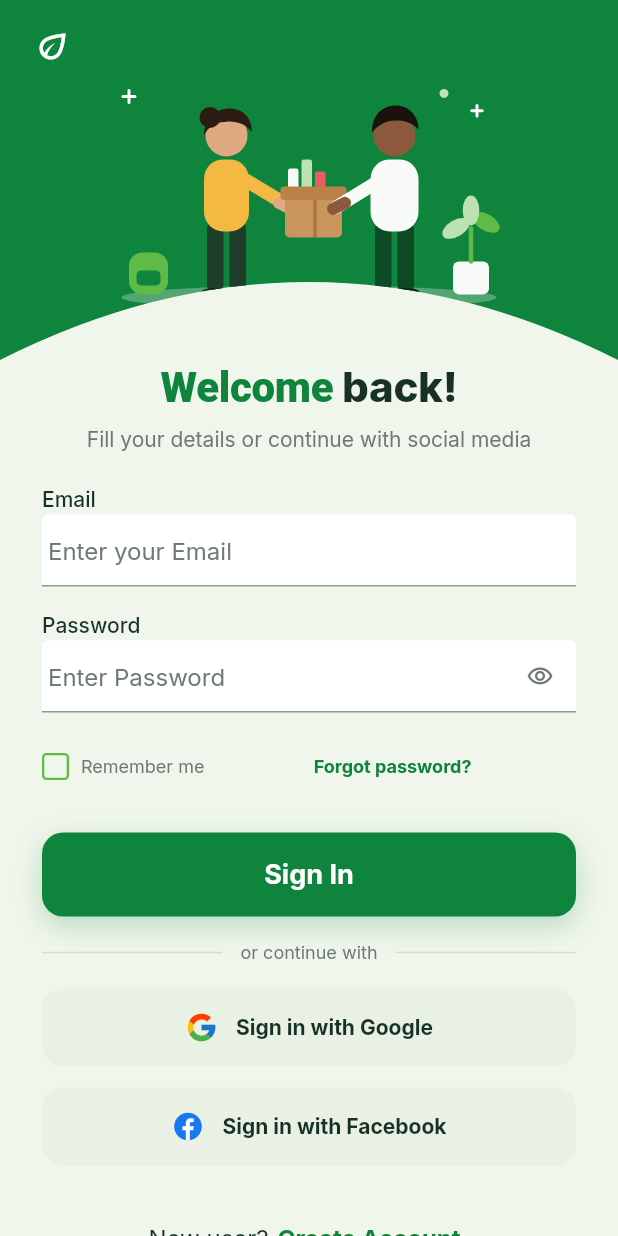
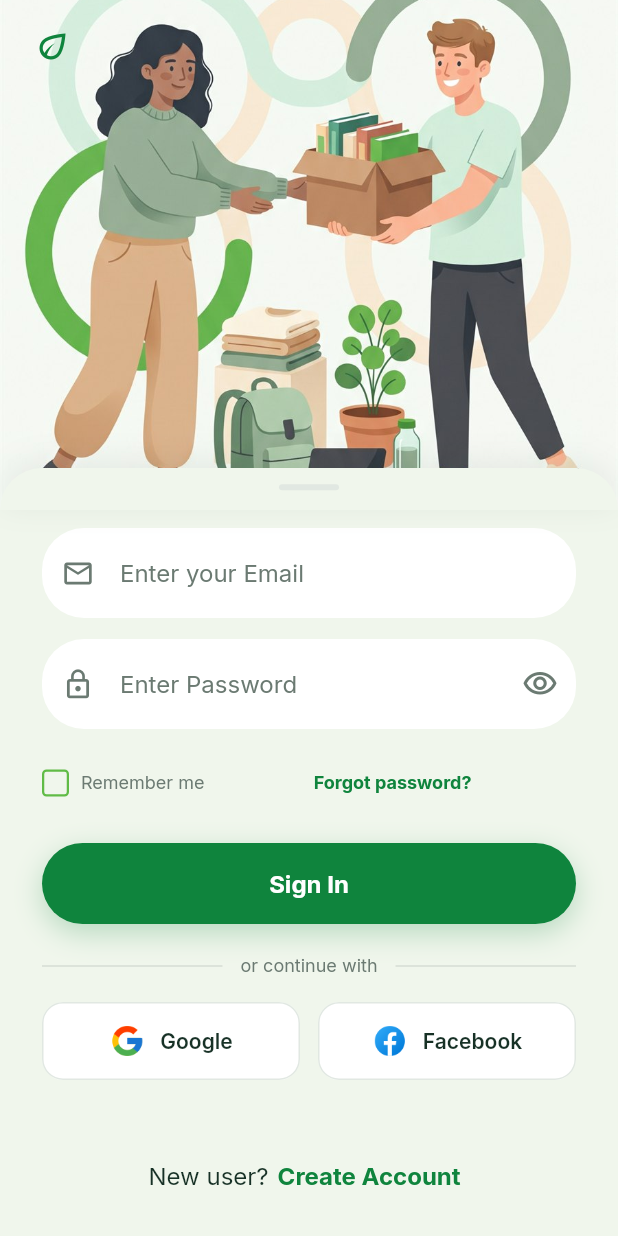
Before and after one commit to ShareLoop-Team/ShareLoop, a Flutter app: the _LoginView screen opened directly, on a phone screen of 412 x 824 dp. Run offline on Flutter 3.47's test engine with Material 3 defaults, Android fonts, the phone set to English and light mode, and no system bars; our stand-ins replace camera, firebase_auth, firebase_core, flutter_svg, image_picker, share_plus; accounts and stored records are empty.

Commit message:
feat(auth): redesign the login screen around a hero illustration
- Open the login screen with a full-width illustration and pill-shaped
  white fields, keeping the brand colours.
- Show the Google and Facebook buttons with their logos. Social sign-in
  is not implemented yet; the buttons say so instead of signing in.
- Find the login screen in tests by type rather than by the removed
  welcome text.

Co-Authored-By: Claude Opus 5.5 <noreply@anthropic.com>

```diff
--- a/lib/views/auth/login_screen.dart
+++ b/lib/views/auth/login_screen.dart
@@ -8,6 +8,7 @@ import '../../core/constants/app_colors.dart';
 import '../../core/localization/generated/app_localizations.dart';
 import '../../core/theme/app_theme.dart';
 import '../../widgets/auth_form_widgets.dart';
+import '../../widgets/pill_button.dart';
 
 /// View: login form. Validation of empty fields happens in the form; the
 /// login action and navigation are delegated to [LoginController].
@@ -91,20 +92,21 @@ class _LoginViewState extends State<_LoginView> {
     final auth = context.watch<AuthController>();
 
     return AnnotatedRegion<SystemUiOverlayStyle>(
-      value: SystemUiOverlayStyle.light,
+      // Dark status bar icons on the light illustration.
+      value: SystemUiOverlayStyle.dark,
       child: Scaffold(
         backgroundColor: AppColors.canvas,
         body: CustomScrollView(
           slivers: [
             SliverToBoxAdapter(
-              child: AuthHeader(
+              child: _LoginHero(
                 leading: Padding(
                   padding: const EdgeInsets.all(8),
                   child: Semantics(
                     label: l10n.appTitle,
                     child: const Icon(
                       Icons.eco_outlined,
-                      color: AppColors.white,
+                      color: AppColors.deepGreen,
                       size: 26,
                     ),
                   ),
@@ -126,22 +128,18 @@ class _LoginViewState extends State<_LoginView> {
                           child: Column(
                             crossAxisAlignment: CrossAxisAlignment.stretch,
                             children: [
-                              AuthAccentTitle(text: l10n.loginWelcomeBack),
-                              const SizedBox(height: 6),
-                              Text(
-                                l10n.loginSubtitle,
-                                textAlign: TextAlign.center,
-                                style: textTheme.bodyMedium?.copyWith(
-                                  color: AppColors.textSecondary,
-                                  height: 1.4,
-                                ),
+                              // No visible title in this design; screen
+                              // readers still announce the page.
+                              Semantics(
+                                header: true,
+                                label: l10n.loginWelcomeBack,
+                                child: const SizedBox(height: 12),
                               ),
-                              const SizedBox(height: 20),
-                              AuthFieldLabel(l10n.loginEmailLabel),
                               TextFormField(
                                 controller: _emailController,
-                                decoration: authInputDecoration(
+                                decoration: authPillInputDecoration(
                                   l10n.loginEmailHint,
+                                  icon: Icons.mail_outline,
                                 ),
                                 keyboardType: TextInputType.emailAddress,
                                 textInputAction: TextInputAction.next,
@@ -151,16 +149,16 @@ class _LoginViewState extends State<_LoginView> {
                                     ? l10n.loginEmailRequired
                                     : null,
                               ),
-                              const SizedBox(height: 16),
-                              AuthFieldLabel(l10n.loginPasswordLabel),
+                              const SizedBox(height: 14),
                               TextFormField(
                                 controller: _passwordController,
                                 obscureText: _controller.obscurePassword,
                                 textInputAction: TextInputAction.done,
                                 autofillHints: const [AutofillHints.password],
                                 onFieldSubmitted: (_) => _submit(auth),
-                                decoration: authInputDecoration(
+                                decoration: authPillInputDecoration(
                                   l10n.loginPasswordHint,
+                                  icon: Icons.lock_outline,
                                   suffixIcon: PasswordVisibilityButton(
                                     obscured: _controller.obscurePassword,
                                     onPressed:
@@ -221,28 +219,38 @@ class _LoginViewState extends State<_LoginView> {
                                   ),
                                 ),
                               ],
-                              const SizedBox(height: 20),
-                              AuthSubmitButton(
+                              const SizedBox(height: 16),
+                              PillButton(
                                 label: l10n.loginSignIn,
                                 isLoading: auth.isLoading,
                                 onPressed: () => _submit(auth),
                               ),
-                              const SizedBox(height: 16),
+                              const SizedBox(height: 20),
                               AuthOrDivider(label: l10n.loginOrContinueWith),
                               const SizedBox(height: 16),
-                              AuthSocialButton(
-                                asset: AuthSocialButton.googleLogo,
-                                label: l10n.loginWithGoogle,
-                                onPressed: () => _socialSignIn(l10n),
-                              ),
-                              const SizedBox(height: 14),
-                              AuthSocialButton(
-                                asset: AuthSocialButton.facebookLogo,
-                                label: l10n.loginWithFacebook,
-                                onPressed: () => _socialSignIn(l10n),
+                              Row(
+                                children: [
+                                  Expanded(
+                                    child: AuthSocialTile(
+                                      asset: AuthSocialTile.googleIcon,
+                                      provider: 'Google',
+                                      semanticsLabel: l10n.loginWithGoogle,
+                                      onPressed: () => _socialSignIn(l10n),
+                                    ),
+                                  ),
+                                  const SizedBox(width: 12),
+                                  Expanded(
+                                    child: AuthSocialTile(
+                                      asset: AuthSocialTile.facebookIcon,
+                                      provider: 'Facebook',
+                                      semanticsLabel: l10n.loginWithFacebook,
+                                      onPressed: () => _socialSignIn(l10n),
+                                    ),
+                                  ),
+                                ],
                               ),
                               const Spacer(),
-                              const SizedBox(height: 24),
+                              const SizedBox(height: 20),
                               AuthSwitchPrompt(
                                 question: l10n.loginNoAccount,
                                 actionLabel: l10n.loginCreateAccount,
@@ -261,6 +269,85 @@ class _LoginViewState extends State<_LoginView> {
             ),
           ],
         ),
+      ),
+    );
+  }
+}
+
+/// Full-width illustration with the form's sheet rising over its bottom
+/// edge: rounded top corners, a soft shadow and a small handle.
+class _LoginHero extends StatelessWidget {
+  const _LoginHero({this.leading});
+
+  static const String _asset = 'assets/images/login_hero.jpg';
+  static const double _height = 340;
+  static const double _sheetOverlap = 28;
+
+  final Widget? leading;
+
+  @override
+  Widget build(BuildContext context) {
+    final topInset = MediaQuery.paddingOf(context).top;
+    // Phones: the illustration fills the header edge to edge. Wide windows
+    // (web, tablets) show it whole instead of cropping to a thin band.
+    final fill = MediaQuery.sizeOf(context).width <= 600;
+    return SizedBox(
+      height: _height + topInset,
+      child: Stack(
+        children: [
+          // The illustration's own background, so its edges never show.
+          const Positioned.fill(
+            child: ColoredBox(color: AppColors.introBackground),
+          ),
+          Positioned.fill(
+            bottom: fill ? 0 : _sheetOverlap - 6,
+            child: ExcludeSemantics(
+              child: Image(
+                image: const AssetImage(_asset),
+                fit: fill ? BoxFit.cover : BoxFit.contain,
+                alignment: const Alignment(0, 0.35),
+              ),
+            ),
+          ),
+          if (leading != null)
+            PositionedDirectional(
+              start: 14,
+              top: topInset + 10,
+              child: leading!,
+            ),
+          Positioned(
+            left: 0,
+            right: 0,
+            bottom: 0,
+            height: _sheetOverlap,
+            child: DecoratedBox(
+              decoration: BoxDecoration(
+                color: AppColors.canvas,
+                borderRadius: const BorderRadius.vertical(
+                  top: Radius.circular(_sheetOverlap),
+                ),
+                boxShadow: [
+                  BoxShadow(
+                    color: AppColors.ink.withValues(alpha: 0.08),
+                    blurRadius: 18,
+                    offset: const Offset(0, -4),
+                  ),
+                ],
+              ),
+              child: Align(
+                alignment: const Alignment(0, -0.1),
+                child: Container(
+                  width: 40,
+                  height: 4,
+                  decoration: BoxDecoration(
+                    color: AppColors.border,
+                    borderRadius: BorderRadius.circular(2),
+                  ),
+                ),
+              ),
+            ),
+          ),
+        ],
       ),
     );
   }
--- a/lib/widgets/auth_form_widgets.dart
+++ b/lib/widgets/auth_form_widgets.dart
@@ -23,6 +23,33 @@ InputDecoration authInputDecoration(String hint, {Widget? suffixIcon}) {
     focusedBorder: border(AppColors.deepGreen, width: 2),
     errorBorder: border(AppColors.error),
     focusedErrorBorder: border(AppColors.error, width: 2),
+  );
+}
+
+/// Rounded, filled field with a leading icon and no label above it; the
+/// outline only appears on focus.
+InputDecoration authPillInputDecoration(
+  String hint, {
+  required IconData icon,
+  Widget? suffixIcon,
+}) {
+  OutlineInputBorder border(Color color, {double width = 1.5}) =>
+      OutlineInputBorder(
+        borderRadius: BorderRadius.circular(28),
+        borderSide: BorderSide(color: color, width: width),
+      );
+
+  return InputDecoration(
+    hintText: hint,
+    hintStyle: const TextStyle(color: AppColors.textSecondary),
+    prefixIcon: Icon(icon, color: AppColors.textSecondary, size: 22),
+    suffixIcon: suffixIcon,
+    contentPadding: const EdgeInsets.symmetric(vertical: 18),
+    border: border(Colors.transparent),
+    enabledBorder: border(Colors.transparent),
+    focusedBorder: border(AppColors.deepGreen),
+    errorBorder: border(AppColors.error),
+    focusedErrorBorder: border(AppColors.error),
   );
 }
 
@@ -348,6 +375,67 @@ class AuthSocialButton extends StatelessWidget {
   }
 }
 
+/// White outlined button showing a provider's logo and name, sized to sit
+/// two in a row. [semanticsLabel] is the full action ("Sign in with
+/// Google") for screen readers.
+class AuthSocialTile extends StatelessWidget {
+  const AuthSocialTile({
+    super.key,
+    required this.asset,
+    required this.provider,
+    required this.semanticsLabel,
+    required this.onPressed,
+  });
+
+  /// Brand icons from Icons8 (https://icons8.com).
+  static const String googleIcon = 'assets/images/icon_google.png';
+  static const String facebookIcon = 'assets/images/icon_facebook.png';
+
+  /// A PNG image asset of the provider's logo.
+  final String asset;
+  final String provider;
+  final String semanticsLabel;
+  final VoidCallback onPressed;
+
+  @override
+  Widget build(BuildContext context) {
+    return Semantics(
+      button: true,
+      label: semanticsLabel,
+      excludeSemantics: true,
+      child: OutlinedButton(
+        onPressed: onPressed,
+        style: OutlinedButton.styleFrom(
+          backgroundColor: AppColors.white,
+          foregroundColor: AppColors.ink,
+          minimumSize: const Size.fromHeight(52),
+          side: const BorderSide(color: AppColors.border),
+          shape: RoundedRectangleBorder(
+            borderRadius: BorderRadius.circular(14),
+          ),
+          padding: const EdgeInsets.symmetric(horizontal: 12),
+          textStyle: Theme.of(context).textTheme.titleSmall?.copyWith(
+            fontWeight: FontWeight.w600,
+          ),
+        ),
+        child: Row(
+          mainAxisAlignment: MainAxisAlignment.center,
+          children: [
+            Image.asset(
+              asset,
+              width: 24,
+              height: 24,
+              filterQuality: FilterQuality.medium,
+            ),
+            const SizedBox(width: 10),
+            Flexible(child: Text(provider, overflow: TextOverflow.ellipsis)),
+          ],
+        ),
+      ),
+    );
+  }
+}
+
 /// "Question? Action" line at the bottom of the auth screens.
 class AuthSwitchPrompt extends StatelessWidget {
   const AuthSwitchPrompt({
```
Also changed, not shown: assets/images/icon_facebook.png (added), assets/images/icon_google.png (added), assets/images/login_hero.jpg (added), 1 other file.
